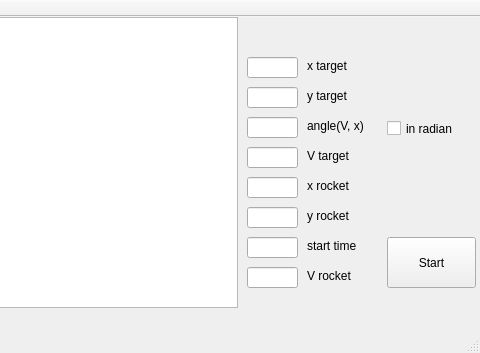
SerafinaD/coursework, file Coursework/mainwindow.ui: the form before one commit; both pictures show x 213 to 693 and y 0 to 353 of the 693 by 353 pixel window.
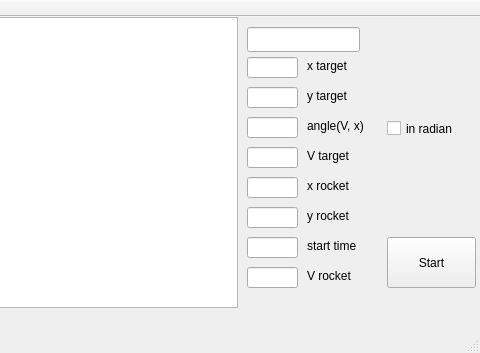
The form after the commit.

The edit to the form file:
```diff
--- a/Coursework/mainwindow.ui
+++ b/Coursework/mainwindow.ui
@@ -342,6 +342,16 @@
      </rect>
     </property>
    </widget>
+   <widget class="QLineEdit" name="lineTest">
+    <property name="geometry">
+     <rect>
+      <x>460</x>
+      <y>10</y>
+      <width>113</width>
+      <height>25</height>
+     </rect>
+    </property>
+   </widget>
   </widget>
   <widget class="QMenuBar" name="menuBar">
    <property name="geometry">
```
